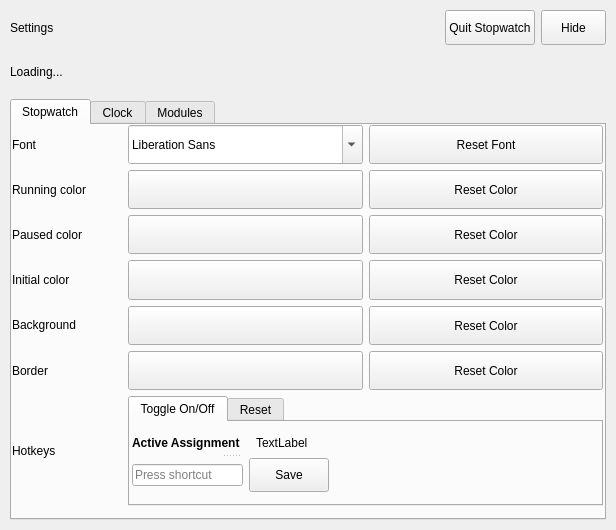
Before: the Qt Designer form stopwatchinteractiveeditor.ui in Bo0sted/phasmophobia-stopwatch-timer, drawn with Qt 5.
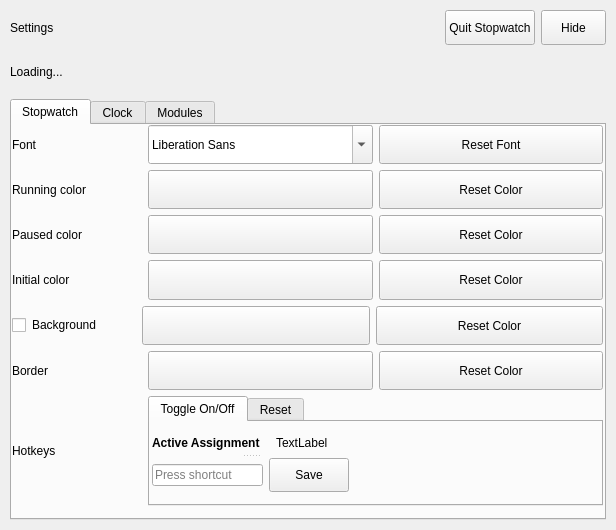
After: the same form once the commit is applied.

The edit to the form file:
```diff
--- a/stopwatchinteractiveeditor.ui
+++ b/stopwatchinteractiveeditor.ui
@@ -291,7 +291,7 @@
               </property>
               <property name="minimumSize">
                <size>
-                <width>110</width>
+                <width>130</width>
                 <height>0</height>
                </size>
               </property>
@@ -316,7 +316,7 @@
               </property>
               <property name="maximumSize">
                <size>
-                <width>235</width>
+                <width>225</width>
                 <height>50</height>
                </size>
               </property>
@@ -361,7 +361,7 @@
               </property>
               <property name="minimumSize">
                <size>
-                <width>110</width>
+                <width>130</width>
                 <height>0</height>
                </size>
               </property>
@@ -416,7 +416,7 @@
               </property>
               <property name="minimumSize">
                <size>
-                <width>110</width>
+                <width>130</width>
                 <height>0</height>
                </size>
               </property>
@@ -471,7 +471,7 @@
               </property>
               <property name="minimumSize">
                <size>
-                <width>110</width>
+                <width>130</width>
                 <height>0</height>
                </size>
               </property>
@@ -516,6 +516,19 @@
           </item>
           <item>
            <layout class="QHBoxLayout" name="horizontalLayout_5">
+            <item>
+             <widget class="QCheckBox" name="backgroundToggleCheckbox">
+              <property name="sizePolicy">
+               <sizepolicy hsizetype="Fixed" vsizetype="Fixed">
+                <horstretch>0</horstretch>
+                <verstretch>0</verstretch>
+               </sizepolicy>
+              </property>
+              <property name="text">
+               <string/>
+              </property>
+             </widget>
+            </item>
             <item>
              <widget class="QLabel" name="label">
               <property name="sizePolicy">
@@ -526,7 +539,13 @@
               </property>
               <property name="minimumSize">
                <size>
-                <width>110</width>
+                <width>104</width>
+                <height>0</height>
+               </size>
+              </property>
+              <property name="sizeIncrement">
+               <size>
+                <width>0</width>
                 <height>0</height>
                </size>
               </property>
@@ -545,7 +564,7 @@
               </property>
               <property name="maximumSize">
                <size>
-                <width>9999999</width>
+                <width>16777215</width>
                 <height>50</height>
                </size>
               </property>
@@ -581,7 +600,7 @@
               </property>
               <property name="minimumSize">
                <size>
-                <width>110</width>
+                <width>130</width>
                 <height>0</height>
                </size>
               </property>
@@ -636,7 +655,7 @@
               </property>
               <property name="minimumSize">
                <size>
-                <width>110</width>
+                <width>130</width>
                 <height>0</height>
                </size>
               </property>
```
Left out of the diff: 6 changed lines with no effect on the pictures.
